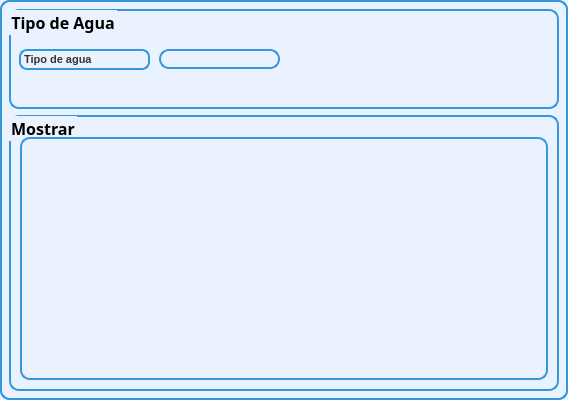
Above: GUI/Mainmenu/Pantallas/TypeWater/TipoAgua.ui from Bluesfire1467/Aquazul_GUI before the change. Below: the same form after it.
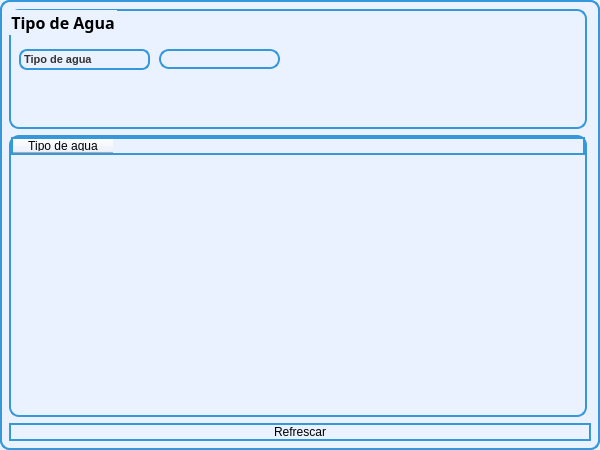
That is the form after the change. Icons and pictures are not drawn.

Patch:
```diff
--- a/GUI/Mainmenu/Pantallas/TypeWater/TipoAgua.ui
+++ b/GUI/Mainmenu/Pantallas/TypeWater/TipoAgua.ui
@@ -6,20 +6,20 @@
    <rect>
     <x>0</x>
     <y>0</y>
-    <width>568</width>
-    <height>400</height>
+    <width>600</width>
+    <height>450</height>
    </rect>
   </property>
   <property name="minimumSize">
    <size>
-    <width>568</width>
-    <height>400</height>
+    <width>600</width>
+    <height>450</height>
    </size>
   </property>
   <property name="maximumSize">
    <size>
-    <width>568</width>
-    <height>400</height>
+    <width>600</width>
+    <height>450</height>
    </size>
   </property>
   <property name="windowTitle">
@@ -37,14 +37,14 @@
      <widget class="QGroupBox" name="groupBox">
       <property name="minimumSize">
        <size>
-        <width>550</width>
-        <height>100</height>
+        <width>578</width>
+        <height>120</height>
        </size>
       </property>
       <property name="maximumSize">
        <size>
         <width>551</width>
-        <height>100</height>
+        <height>120</height>
        </size>
       </property>
       <property name="font">
@@ -96,8 +96,8 @@
       <widget class="QPushButton" name="btn_agregar">
        <property name="geometry">
         <rect>
-         <x>310</x>
-         <y>10</y>
+         <x>350</x>
+         <y>20</y>
          <width>60</width>
          <height>60</height>
         </rect>
@@ -147,8 +147,8 @@
       <widget class="QPushButton" name="btn_editar">
        <property name="geometry">
         <rect>
-         <x>380</x>
-         <y>10</y>
+         <x>420</x>
+         <y>20</y>
          <width>60</width>
          <height>60</height>
         </rect>
@@ -198,8 +198,8 @@
       <widget class="QPushButton" name="btn_borrar">
        <property name="geometry">
         <rect>
-         <x>450</x>
-         <y>10</y>
+         <x>490</x>
+         <y>20</y>
          <width>60</width>
          <height>60</height>
         </rect>
@@ -249,31 +249,31 @@
      </widget>
     </item>
     <item>
-     <widget class="QGroupBox" name="groupBox_2">
-      <property name="font">
-       <font>
-        <family>Arial Black</family>
-        <pointsize>12</pointsize>
-        <weight>75</weight>
-        <bold>true</bold>
-       </font>
+     <widget class="QTableWidget" name="table_tipoagua">
+      <property name="minimumSize">
+       <size>
+        <width>578</width>
+        <height>0</height>
+       </size>
       </property>
-      <property name="styleSheet">
-       <string notr="true">background-color: #eaf2ff;
-padding: 12px;
-</string>
+      <property name="maximumSize">
+       <size>
+        <width>550</width>
+        <height>16777215</height>
+       </size>
       </property>
-      <property name="title">
-       <string>Mostrar</string>
-      </property>
-      <layout class="QHBoxLayout" name="horizontalLayout">
-       <property name="topMargin">
-        <number>20</number>
+      <column>
+       <property name="text">
+        <string>Tipo de agua</string>
        </property>
-       <item>
-        <widget class="QTableWidget" name="table_tipoagua"/>
-       </item>
-      </layout>
+      </column>
+     </widget>
+    </item>
+    <item>
+     <widget class="QPushButton" name="pushButton">
+      <property name="text">
+       <string>Refrescar</string>
+      </property>
      </widget>
     </item>
    </layout>
```
